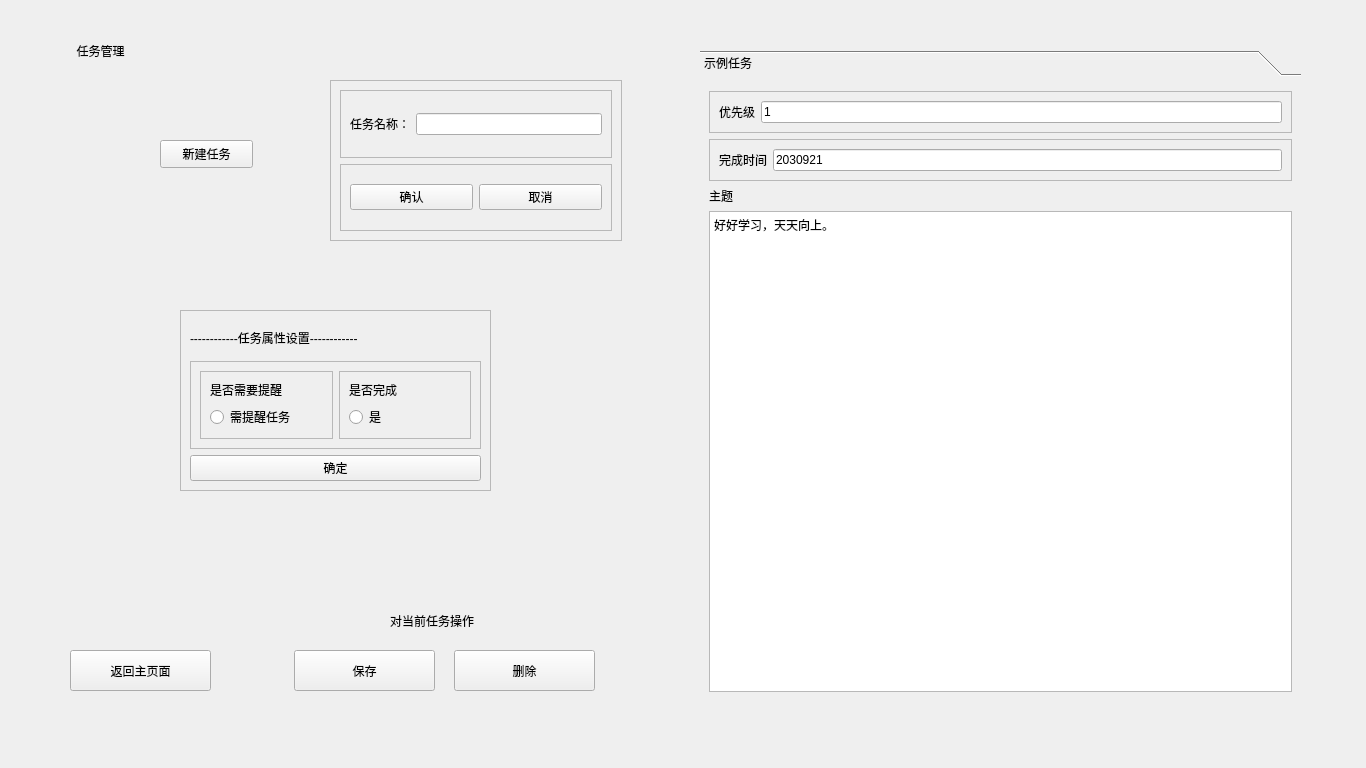
misa1000/Study_Habtis_Plan, file autowindow.ui: the form before one commit.
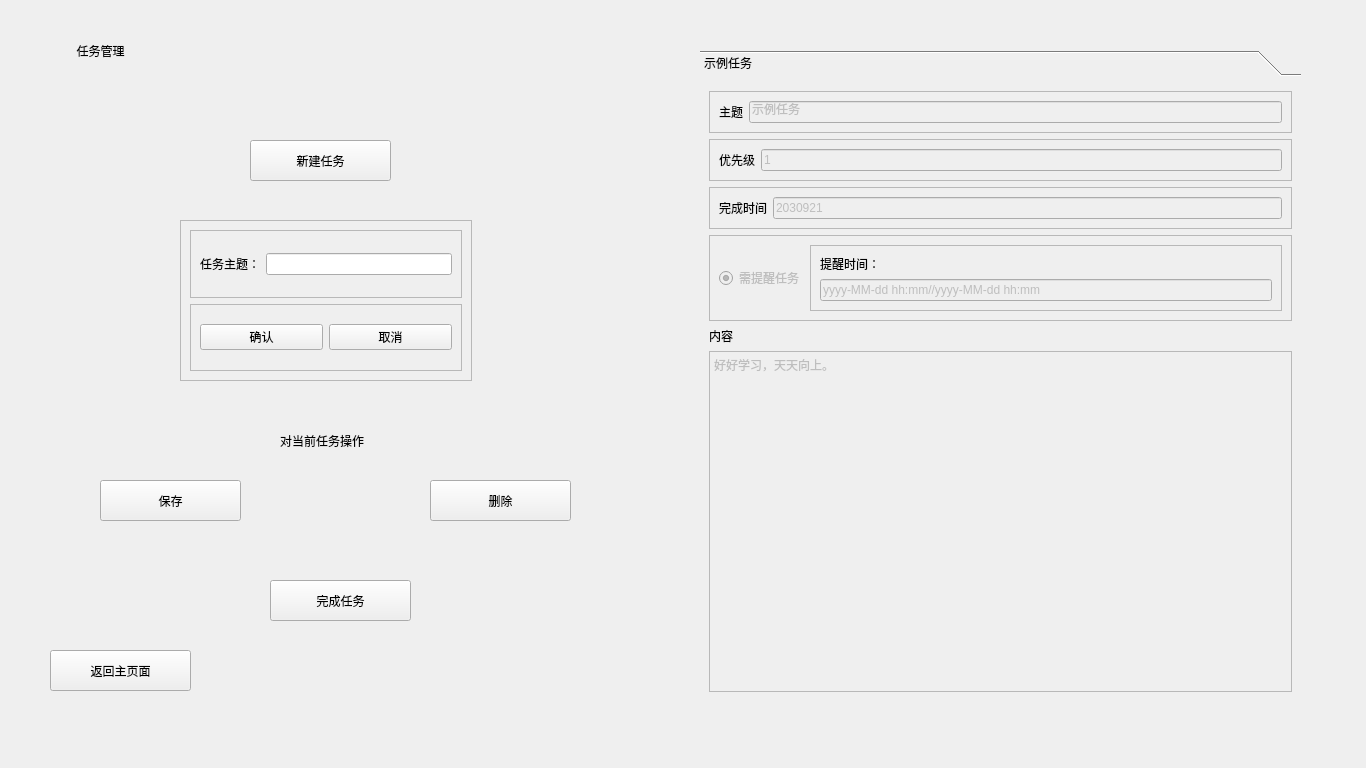
The form after the commit.

Commit message: 前端页面优化，添加任务新建与编辑功能

What changed in the file:
```diff
--- a/autowindow.ui
+++ b/autowindow.ui
@@ -47,6 +47,35 @@
       <string>示例任务</string>
      </attribute>
      <layout class="QVBoxLayout" name="verticalLayout_3">
+      <item>
+       <widget class="QFrame" name="frame_8">
+        <property name="frameShape">
+         <enum>QFrame::StyledPanel</enum>
+        </property>
+        <property name="frameShadow">
+         <enum>QFrame::Raised</enum>
+        </property>
+        <layout class="QHBoxLayout" name="horizontalLayout_5">
+         <item>
+          <widget class="QLabel" name="label_7">
+           <property name="text">
+            <string>主题</string>
+           </property>
+          </widget>
+         </item>
+         <item>
+          <widget class="QLineEdit" name="lineEdit_5">
+           <property name="enabled">
+            <bool>false</bool>
+           </property>
+           <property name="text">
+            <string>示例任务</string>
+           </property>
+          </widget>
+         </item>
+        </layout>
+       </widget>
+      </item>
       <item>
        <widget class="QFrame" name="frame_5">
         <property name="frameShape">
@@ -65,6 +94,9 @@
          </item>
          <item>
           <widget class="QLineEdit" name="lineEdit_2">
+           <property name="enabled">
+            <bool>false</bool>
+           </property>
            <property name="text">
             <string>1</string>
            </property>
@@ -91,6 +123,9 @@
          </item>
          <item>
           <widget class="QLineEdit" name="lineEdit_3">
+           <property name="enabled">
+            <bool>false</bool>
+           </property>
            <property name="text">
             <string>2030921</string>
            </property>
@@ -99,15 +134,72 @@
         </layout>
        </widget>
       </item>
+      <item>
+       <widget class="QFrame" name="frame_7">
+        <property name="frameShape">
+         <enum>QFrame::StyledPanel</enum>
+        </property>
+        <property name="frameShadow">
+         <enum>QFrame::Raised</enum>
+        </property>
+        <layout class="QHBoxLayout" name="horizontalLayout_6">
+         <item>
+          <widget class="QRadioButton" name="radioButton">
+           <property name="enabled">
+            <bool>false</bool>
+           </property>
+           <property name="text">
+            <string>需提醒任务</string>
+           </property>
+           <property name="checked">
+            <bool>true</bool>
+           </property>
+          </widget>
+         </item>
+         <item>
+          <widget class="QFrame" name="frame_4">
+           <property name="frameShape">
+            <enum>QFrame::StyledPanel</enum>
+           </property>
+           <property name="frameShadow">
+            <enum>QFrame::Raised</enum>
+           </property>
+           <layout class="QVBoxLayout" name="verticalLayout_2">
+            <item>
+             <widget class="QLabel" name="label_10">
+              <property name="text">
+               <string>提醒时间：</string>
+              </property>
+             </widget>
+            </item>
+            <item>
+             <widget class="QLineEdit" name="lineEdit_4">
+              <property name="enabled">
+               <bool>false</bool>
+              </property>
+              <property name="text">
+               <string>yyyy-MM-dd hh:mm//yyyy-MM-dd hh:mm</string>
+              </property>
+             </widget>
+            </item>
+           </layout>
+          </widget>
+         </item>
+        </layout>
+       </widget>
+      </item>
       <item>
        <widget class="QLabel" name="label_4">
         <property name="text">
-         <string>主题</string>
+         <string>内容</string>
         </property>
        </widget>
       </item>
       <item>
        <widget class="QTextEdit" name="textEdit">
+        <property name="enabled">
+         <bool>false</bool>
+        </property>
         <property name="html">
          <string>&lt;!DOCTYPE HTML PUBLIC &quot;-//W3C//DTD HTML 4.0//EN&quot; &quot;http://www.w3.org/TR/REC-html40/strict.dtd&quot;&gt;
 &lt;html&gt;&lt;head&gt;&lt;meta name=&quot;qrichtext&quot; content=&quot;1&quot; /&gt;&lt;style type=&quot;text/css&quot;&gt;
@@ -127,8 +219,8 @@
     </property>
     <property name="geometry">
      <rect>
-      <x>330</x>
-      <y>80</y>
+      <x>180</x>
+      <y>220</y>
       <width>292</width>
       <height>161</height>
      </rect>
@@ -152,7 +244,7 @@
         <item>
          <widget class="QLabel" name="label_2">
           <property name="text">
-           <string>任务名称：</string>
+           <string>任务主题：</string>
           </property>
          </widget>
         </item>
@@ -197,117 +289,21 @@
    <widget class="QPushButton" name="btnnew">
     <property name="geometry">
      <rect>
-      <x>160</x>
+      <x>250</x>
       <y>140</y>
-      <width>93</width>
-      <height>28</height>
+      <width>141</width>
+      <height>41</height>
      </rect>
     </property>
     <property name="text">
      <string>新建任务</string>
     </property>
    </widget>
-   <widget class="QFrame" name="frame_10">
-    <property name="geometry">
-     <rect>
-      <x>180</x>
-      <y>310</y>
-      <width>311</width>
-      <height>181</height>
-     </rect>
-    </property>
-    <property name="frameShape">
-     <enum>QFrame::StyledPanel</enum>
-    </property>
-    <property name="frameShadow">
-     <enum>QFrame::Raised</enum>
-    </property>
-    <layout class="QVBoxLayout" name="verticalLayout_6">
-     <item>
-      <widget class="QLabel" name="label_9">
-       <property name="text">
-        <string>------------任务属性设置------------</string>
-       </property>
-      </widget>
-     </item>
-     <item>
-      <widget class="QFrame" name="frame_9">
-       <property name="frameShape">
-        <enum>QFrame::StyledPanel</enum>
-       </property>
-       <property name="frameShadow">
-        <enum>QFrame::Raised</enum>
-       </property>
-       <layout class="QHBoxLayout" name="horizontalLayout_5">
-        <item>
-         <widget class="QFrame" name="frame_7">
-          <property name="frameShape">
-           <enum>QFrame::StyledPanel</enum>
-          </property>
-          <property name="frameShadow">
-           <enum>QFrame::Raised</enum>
-          </property>
-          <layout class="QVBoxLayout" name="verticalLayout_4">
-           <item>
-            <widget class="QLabel" name="label_7">
-             <property name="text">
-              <string>是否需要提醒</string>
-             </property>
-            </widget>
-           </item>
-           <item>
-            <widget class="QRadioButton" name="radioButton">
-             <property name="text">
-              <string>需提醒任务</string>
-             </property>
-            </widget>
-           </item>
-          </layout>
-         </widget>
-        </item>
-        <item>
-         <widget class="QFrame" name="frame_8">
-          <property name="frameShape">
-           <enum>QFrame::StyledPanel</enum>
-          </property>
-          <property name="frameShadow">
-           <enum>QFrame::Raised</enum>
-          </property>
-          <layout class="QVBoxLayout" name="verticalLayout_5">
-           <item>
-            <widget class="QLabel" name="label_8">
-             <property name="text">
-              <string>是否完成</string>
-             </property>
-            </widget>
-           </item>
-           <item>
-            <widget class="QRadioButton" name="radioButton_2">
-             <property name="text">
-              <string>是</string>
-             </property>
-            </widget>
-           </item>
-          </layout>
-         </widget>
-        </item>
-       </layout>
-      </widget>
-     </item>
-     <item>
-      <widget class="QPushButton" name="btnsss">
-       <property name="text">
-        <string>确定</string>
-       </property>
-      </widget>
-     </item>
-    </layout>
-   </widget>
    <widget class="QPushButton" name="btnsave">
     <property name="geometry">
      <rect>
-      <x>294</x>
-      <y>650</y>
+      <x>100</x>
+      <y>480</y>
       <width>141</width>
       <height>41</height>
      </rect>
@@ -319,12 +315,15 @@
    <widget class="QPushButton" name="btndel">
     <property name="geometry">
      <rect>
-      <x>454</x>
-      <y>650</y>
+      <x>430</x>
+      <y>480</y>
       <width>141</width>
       <height>41</height>
      </rect>
     </property>
+    <property name="layoutDirection">
+     <enum>Qt::LeftToRight</enum>
+    </property>
     <property name="text">
      <string>删除</string>
     </property>
@@ -332,8 +331,8 @@
    <widget class="QLabel" name="label_3">
     <property name="geometry">
      <rect>
-      <x>390</x>
-      <y>600</y>
+      <x>280</x>
+      <y>420</y>
       <width>121</width>
       <height>41</height>
      </rect>
@@ -345,7 +344,7 @@
    <widget class="QPushButton" name="btnReturn">
     <property name="geometry">
      <rect>
-      <x>70</x>
+      <x>50</x>
       <y>650</y>
       <width>141</width>
       <height>41</height>
@@ -377,6 +376,19 @@
      <set>Qt::AlignCenter</set>
     </property>
    </widget>
+   <widget class="QPushButton" name="btncheck">
+    <property name="geometry">
+     <rect>
+      <x>270</x>
+      <y>580</y>
+      <width>141</width>
+      <height>41</height>
+     </rect>
+    </property>
+    <property name="text">
+     <string>完成任务</string>
+    </property>
+   </widget>
   </widget>
  </widget>
  <resources/>
```
The commit also changes 11 other files.
